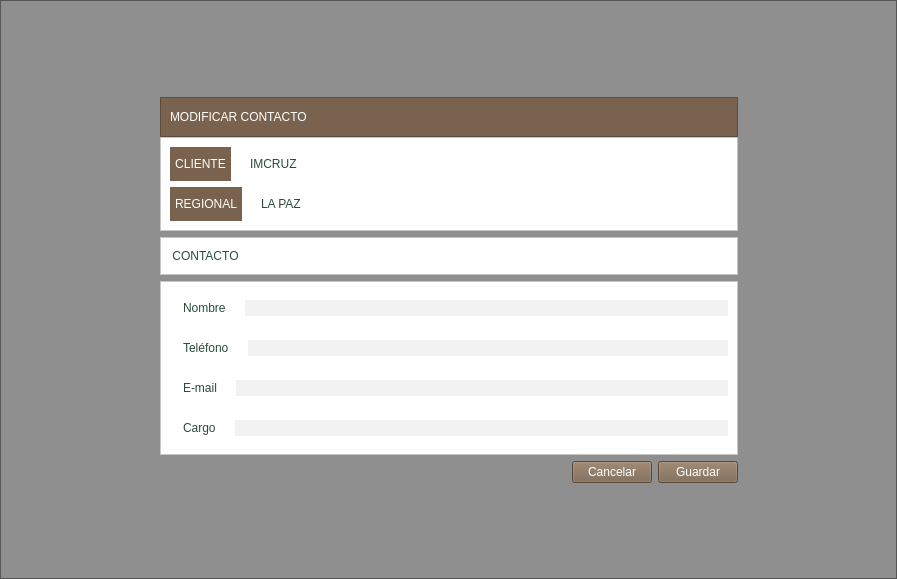
Old version of the form modify.ui in the repository altitude-solutions/Camino_Real_Desktop.
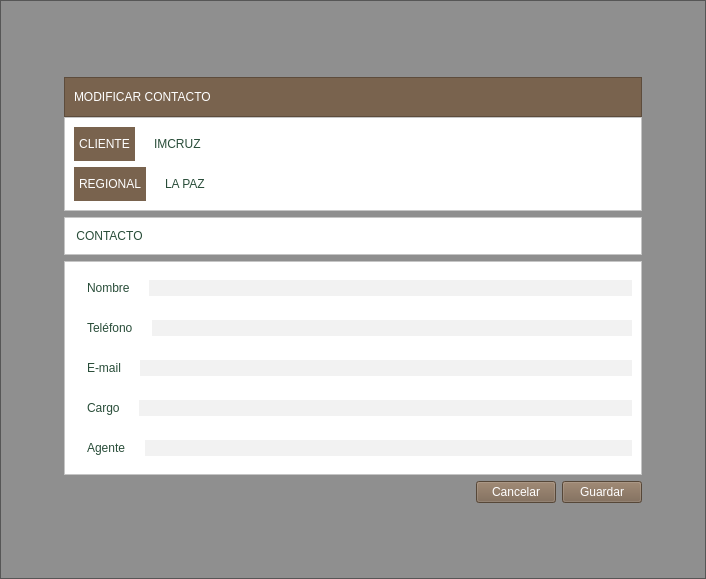
New version of the form.

Patch:
```diff
--- a/modify.ui
+++ b/modify.ui
@@ -6,7 +6,7 @@
    <rect>
     <x>0</x>
     <y>0</y>
-    <width>897</width>
+    <width>706</width>
     <height>579</height>
    </rect>
   </property>
@@ -447,6 +447,35 @@
                 </item>
                </layout>
               </item>
+              <item>
+               <layout class="QHBoxLayout" name="horizontalLayout_10">
+                <item>
+                 <widget class="QLabel" name="label_18">
+                  <property name="styleSheet">
+                   <string notr="true">font: 10pt &quot;MS Shell Dlg 2&quot;;
+color: #294D39;
+padding:10px;
+min-width:5em;</string>
+                  </property>
+                  <property name="text">
+                   <string>Agente</string>
+                  </property>
+                 </widget>
+                </item>
+                <item>
+                 <widget class="QLineEdit" name="agente">
+                  <property name="styleSheet">
+                   <string notr="true">background-color:#F2F2F2;
+font: 10pt &quot;MS Shell Dlg 2&quot;;
+border:0px solid;
+min-height:1.5em;
+max-height:1.5em;
+color: #294D39;</string>
+                  </property>
+                 </widget>
+                </item>
+               </layout>
+              </item>
              </layout>
             </widget>
            </item>
```
Left out of the diff: 3 changed lines with no effect on the pictures.
